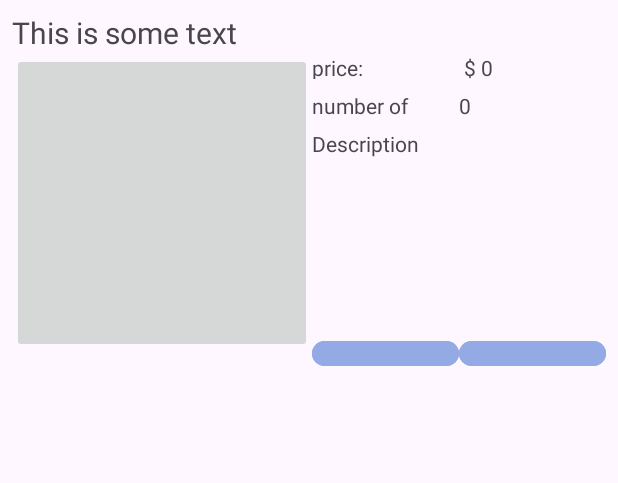
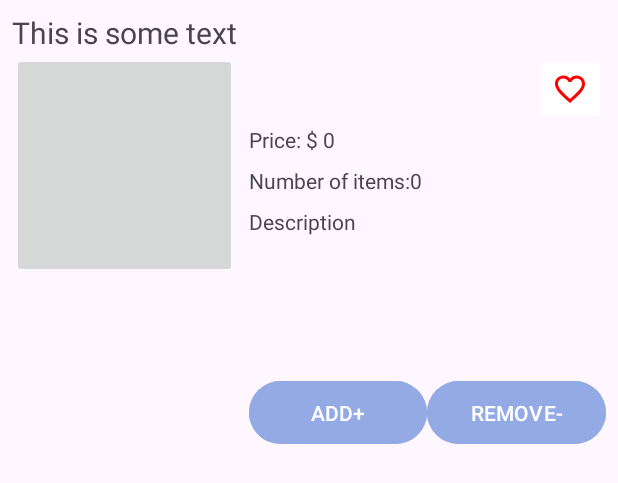
Before and after one commit to TamiMes/androidProject, an Android app: the layout item_layout.xml on its own in the app's theme, with its tools: preview values and no code run, on a phone screen of 412 x 824 dp. Shown: the top 483 px of the screen. Run offline under Robolectric (Android 15) with nearby library versions, the phone set to English and light mode, and no system bars.

Commit message:
updated item layout

```diff
--- a/app/src/main/res/layout/fragment_user_page.xml
+++ b/app/src/main/res/layout/fragment_user_page.xml
@@ -5,7 +5,7 @@
     android:layout_height="match_parent"
     tools:context=".Fragments.UserPage"
     android:orientation="vertical"
-    android:background="@drawable/pastel2"
+    android:background="@color/white"
     android:padding="12dp">
 
 
--- a/app/src/main/res/layout/item_layout.xml
+++ b/app/src/main/res/layout/item_layout.xml
@@ -5,6 +5,7 @@
     android:orientation="vertical"
     android:layout_margin="8dp">
 
+    <!-- Item Name -->
     <TextView
         android:id="@+id/tvName"
         android:layout_width="wrap_content"
@@ -12,103 +13,125 @@
         android:text="This is some text"
         android:textSize="20sp" />
 
+    <!-- Horizontal Layout for Image and Details -->
     <LinearLayout
         android:layout_width="match_parent"
-        android:layout_height="match_parent"
+        android:layout_height="wrap_content"
         android:orientation="horizontal">
 
+        <!-- Item Image (Reduced Size) -->
         <ImageButton
             android:id="@+id/ibItem"
-            android:layout_width="200dp"
-            android:layout_height="200dp"
+            android:layout_width="150dp"
+            android:layout_height="150dp"
             android:contentDescription="@string/app_name"
-            android:layout_marginBottom="12dp"/>
+            android:layout_marginBottom="12dp" />
 
+        <!-- Right Section for Favorite Button & Details -->
+        <LinearLayout
+            android:layout_width="0dp"
+            android:layout_height="wrap_content"
+            android:layout_weight="1"
+            android:orientation="vertical"
+            android:paddingStart="8dp">
+
+            <!-- Favorite Button (Aligned to End) -->
             <LinearLayout
                 android:layout_width="match_parent"
-            android:layout_height="match_parent"
+                android:layout_height="wrap_content"
+                android:gravity="end">
+
+                <ImageButton
+                    android:id="@+id/ibFavorite"
+                    android:layout_width="48dp"
+                    android:layout_height="48dp"
+                    android:layout_gravity="end"
+                    android:backgroundTint="@color/white"
+                    android:contentDescription="Add to wishlist"
+                    android:src="@drawable/baseline_favorite_border_24" />
+            </LinearLayout>
+
+            <!-- Details Section -->
+            <LinearLayout
+                android:layout_width="match_parent"
+                android:layout_height="wrap_content"
                 android:orientation="vertical">
 
+                <!-- Price -->
                 <LinearLayout
                     android:layout_width="match_parent"
-                android:layout_height="match_parent"
+                    android:layout_height="wrap_content"
                     android:orientation="horizontal"
-                android:layout_marginBottom="8dp"
-                android:layout_weight="1">
+                    android:layout_marginBottom="8dp">
 
                     <TextView
-                    android:layout_width="match_parent"
-                    android:layout_height="match_parent"
-                    android:layout_weight="1"
-                    android:text="price:" />
+                        android:layout_width="wrap_content"
+                        android:layout_height="wrap_content"
+                        android:text="Price:" />
 
                     <TextView
                         android:id="@+id/tvItemPrice"
-                    android:layout_width="match_parent"
-                    android:layout_height="match_parent"
-                    android:layout_weight="1"
+                        android:layout_width="wrap_content"
+                        android:layout_height="wrap_content"
                         android:text=" $ 0" />
                 </LinearLayout>
 
+                <!-- Number of Items -->
                 <LinearLayout
                     android:layout_width="match_parent"
-                android:layout_height="match_parent"
+                    android:layout_height="wrap_content"
                     android:orientation="horizontal"
-                android:layout_marginBottom="8dp"
-                android:layout_weight="1">
+                    android:layout_marginBottom="8dp">
 
                     <TextView
-                    android:layout_width="match_parent"
-                    android:layout_height="match_parent"
-                    android:layout_weight="1"
-                    android:text="number of items:" />
+                        android:layout_width="wrap_content"
+                        android:layout_height="wrap_content"
+                        android:text="Number of items:" />
 
                     <TextView
                         android:id="@+id/tvItemCounter"
-                    android:layout_width="match_parent"
-                    android:layout_height="match_parent"
-                    android:layout_weight="1"
+                        android:layout_width="wrap_content"
+                        android:layout_height="wrap_content"
                         android:text="0" />
                 </LinearLayout>
 
+                <!-- Description -->
                 <TextView
                     android:id="@+id/tvItemDesc"
                     android:layout_width="match_parent"
-                android:layout_height="match_parent"
-                android:layout_weight="0.4"
-                android:minHeight="150dp"
-                android:minLines="4"
+                    android:layout_height="wrap_content"
+                    android:minHeight="100dp"
+                    android:minLines="3"
                     android:scrollbars="vertical"
                     android:text="Description"
                     android:layout_marginBottom="12dp"/>
 
+                <!-- Buttons -->
                 <LinearLayout
                     android:layout_width="match_parent"
-                android:layout_height="match_parent"
+                    android:layout_height="wrap_content"
                     android:orientation="horizontal"
-                android:layout_weight="1"
-                android:minHeight="48dp">
+                    android:minHeight="50dp">
 
                     <Button
                         android:id="@+id/btnAdd"
-                    android:layout_width="match_parent"
-                    android:layout_height="match_parent"
+                        android:layout_width="0dp"
+                        android:layout_height="wrap_content"
+                        android:layout_weight="1"
                         android:minHeight="50dp"
-                    android:minWidth="50dp"
-                    android:layout_weight="1"
                         android:backgroundTint="@color/material_dynamic_primary70"
                         android:text="ADD+" />
 
                     <Button
                         android:id="@+id/btnRemove"
-                    android:layout_width="match_parent"
-                    android:layout_height="match_parent"
+                        android:layout_width="0dp"
+                        android:layout_height="wrap_content"
                         android:layout_weight="1"
+                        android:minHeight="50dp"
                         android:backgroundTint="@color/material_dynamic_primary70"
-                    android:minWidth="50dp"
-                    android:minHeight="50dp"
                         android:text="REMOVE-" />
                 </LinearLayout>
             </LinearLayout>
         </LinearLayout>
     </LinearLayout>
+</LinearLayout>
--- a/app/src/main/res/layout/my_cart.xml
+++ b/app/src/main/res/layout/my_cart.xml
@@ -5,13 +5,15 @@
     xmlns:tools="http://schemas.android.com/tools"
     android:layout_width="match_parent"
     android:layout_height="match_parent"
+    android:background="@color/white"
     tools:context=".Fragments.myCart">
+
 
     <ScrollView
         android:layout_width="match_parent"
         android:layout_height="match_parent"
         app:layout_constraintTop_toTopOf="parent"
-        android:background="@drawable/pastel2"
+        android:background="@color/white"
         app:layout_constraintBottom_toBottomOf="parent">
 
         <LinearLayout
```
Also changed, not shown: app/src/main/res/layout/fragment_home_page.xml (+77 -103 lines). Lines whose indentation alone changed are shown as unchanged.
